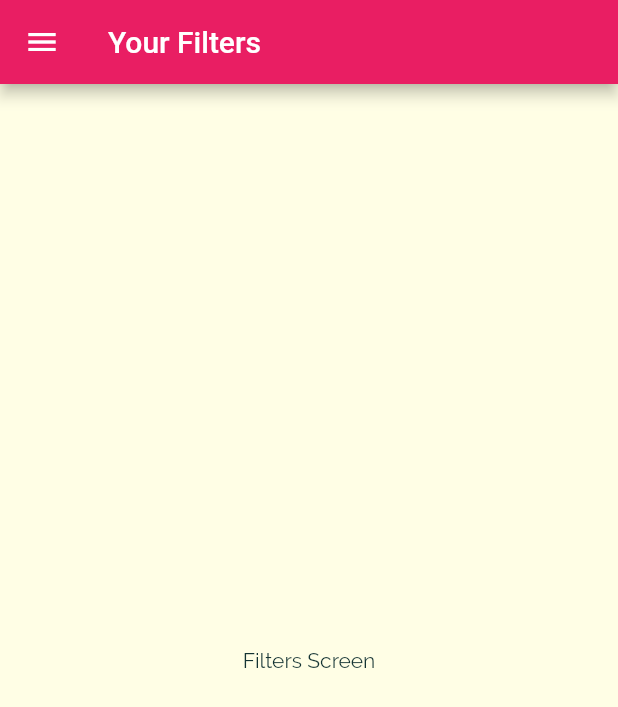
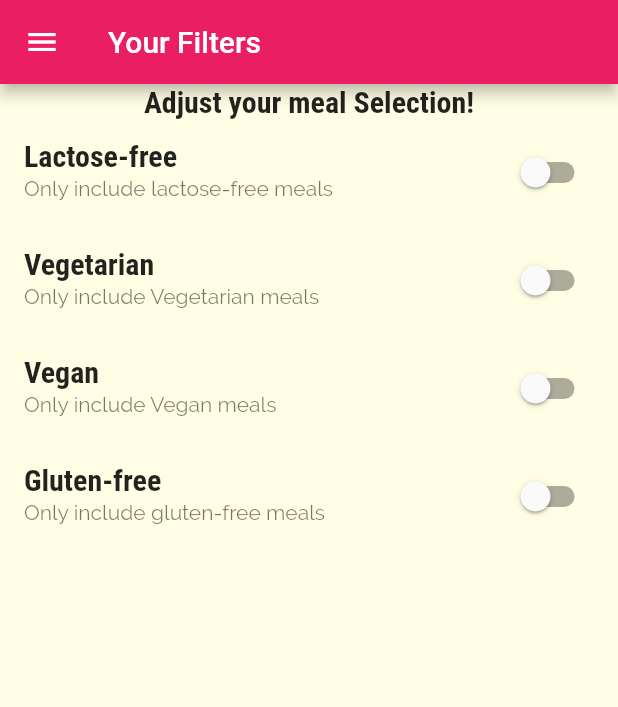
Before and after one commit to shehharyar/Flutter, a Flutter app: the FiltersScreen screen opened by its route, on a phone screen of 412 x 824 dp. Shown: the top 707 px of the screen. Run offline on Flutter 3.47's test engine with Material 2 defaults, Android fonts, the phone set to English and light mode, and no system bars; missing offline and left inert: dart:ffi.

Commit message:
Added filters in FilterScreen

```diff
--- a/projects/_meals_app/lib/Screens/filters_screen.dart
+++ b/projects/_meals_app/lib/Screens/filters_screen.dart
@@ -1,9 +1,28 @@
 import './main_drawer.dart';
 import 'package:flutter/material.dart';
 
-class FiltersScreen extends StatelessWidget {
+class FiltersScreen extends StatefulWidget {
   static const routeName = "/filters";
   const FiltersScreen({super.key});
+
+  @override
+  State<FiltersScreen> createState() => _FiltersScreenState();
+}
+
+class _FiltersScreenState extends State<FiltersScreen> {
+  bool _glutenfree = false;
+  bool _vegetarian = false;
+  bool _vegan = false;
+  bool _lactosefree = false;
+
+  Widget _buildSwitchListTile(String title, String description,
+      bool currentValue, dynamic updateValue) {
+    return SwitchListTile(
+        title: Text(title),
+        value: currentValue,
+        subtitle: Text(description),
+        onChanged: updateValue);
+  }
 
   @override
   Widget build(BuildContext context) {
@@ -11,8 +30,46 @@
     return Scaffold(
       appBar: AppBar(title: const Text("Your Filters")),
       drawer: const MainDrawer(),
-      body: const Center(
-        child: Text("Filters Screen"),
+      body: Column(
+        children: [
+          Container(
+            child: Text(
+              "Adjust your meal Selection!",
+              style: Theme.of(context).textTheme.titleMedium,
+            ),
+          ),
+          Expanded(
+              child: ListView(
+            children: [
+              _buildSwitchListTile("Lactose-free",
+                  "Only include lactose-free meals", _lactosefree, (newValue) {
+                setState(() {
+                  _lactosefree = newValue;
+                });
+              }),
+              _buildSwitchListTile(
+                  "Vegetarian", "Only include Vegetarian meals", _vegetarian,
+                  (newValue) {
+                setState(() {
+                  _vegetarian = newValue;
+                });
+              }),
+              _buildSwitchListTile("Vegan", "Only include Vegan meals", _vegan,
+                  (newValue) {
+                setState(() {
+                  _vegan = newValue;
+                });
+              }),
+              _buildSwitchListTile(
+                  "Gluten-free", "Only include gluten-free meals", _glutenfree,
+                  (newValue) {
+                setState(() {
+                  _glutenfree = newValue;
+                });
+              }),
+            ],
+          ))
+        ],
       ),
     );
   }
```
